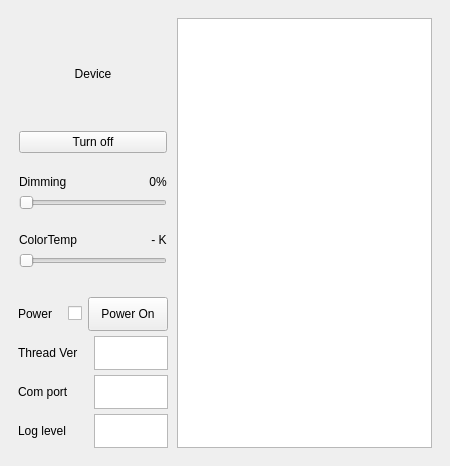
Above: res/view/light.ui from Samsung/ioter before the change. Below: the same form after it.
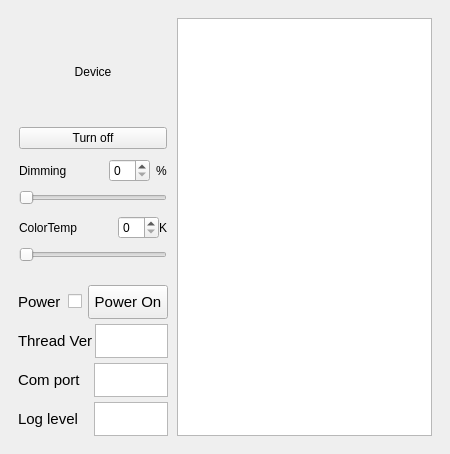
That is the form after the change.

```diff
--- a/res/view/light.ui
+++ b/res/view/light.ui
@@ -7,7 +7,7 @@
     <x>0</x>
     <y>0</y>
     <width>450</width>
-    <height>466</height>
+    <height>454</height>
    </rect>
   </property>
   <property name="windowTitle">
@@ -212,7 +212,7 @@
                 <number>0</number>
                </property>
                <item>
-                <layout class="QHBoxLayout" name="horizontalLayout_5" stretch="1,0">
+                 <layout class="QHBoxLayout" name="horizontalLayout_5" stretch="1,0,0">
                  <property name="spacing">
                   <number>6</number>
                  </property>
@@ -228,10 +228,13 @@
                     <string>Dimming</string>
                    </property>
                    <property name="alignment">
-                    <set>Qt::AlignBottom|Qt::AlignLeading|Qt::AlignLeft</set>
+                     <set>Qt::AlignLeading|Qt::AlignLeft|Qt::AlignVCenter</set>
                    </property>
                   </widget>
                  </item>
+                  <item>
+                   <widget class="QSpinBox" name="spinboxDimming"/>
+                  </item>
                  <item>
                   <widget class="QLabel" name="labelDimmingPercent">
                    <property name="sizePolicy">
@@ -241,10 +244,10 @@
                     </sizepolicy>
                    </property>
                    <property name="text">
-                    <string>0%</string>
+                     <string>%</string>
                    </property>
                    <property name="alignment">
-                    <set>Qt::AlignBottom|Qt::AlignHCenter</set>
+                     <set>Qt::AlignLeading|Qt::AlignLeft|Qt::AlignVCenter</set>
                    </property>
                   </widget>
                  </item>
@@ -274,7 +277,7 @@
                 <number>0</number>
                </property>
                <item>
-                <layout class="QHBoxLayout" name="horizontalLayout_4" stretch="1,0">
+                 <layout class="QHBoxLayout" name="horizontalLayout_4" stretch="1,0,0">
                  <item>
                   <widget class="QLabel" name="labelDeviceColor">
                    <property name="sizePolicy">
@@ -287,10 +290,13 @@
                     <string>ColorTemp</string>
                    </property>
                    <property name="alignment">
-                    <set>Qt::AlignBottom|Qt::AlignLeading|Qt::AlignLeft</set>
+                     <set>Qt::AlignLeading|Qt::AlignLeft|Qt::AlignVCenter</set>
                    </property>
                   </widget>
                  </item>
+                  <item>
+                   <widget class="QSpinBox" name="spinboxColorTemp"/>
+                  </item>
                  <item>
                   <widget class="QLabel" name="labelColorTemp">
                    <property name="sizePolicy">
@@ -300,10 +306,10 @@
                     </sizepolicy>
                    </property>
                    <property name="text">
-                    <string>- K</string>
+                     <string>K</string>
                    </property>
                    <property name="alignment">
-                    <set>Qt::AlignBottom|Qt::AlignHCenter</set>
+                     <set>Qt::AlignLeading|Qt::AlignLeft|Qt::AlignVCenter</set>
                    </property>
                   </widget>
                  </item>
@@ -334,7 +340,7 @@
              <property name="sizeHint" stdset="0">
               <size>
                <width>40</width>
-               <height>20</height>
+                <height>15</height>
               </size>
              </property>
             </spacer>
@@ -358,6 +364,11 @@
             <layout class="QHBoxLayout" name="horizontalLayout_6" stretch="1,0,0">
              <item>
               <widget class="QLabel" name="labelPower">
+                <property name="font">
+                 <font>
+                  <pointsize>11</pointsize>
+                 </font>
+                </property>
                <property name="text">
                 <string>Power</string>
                </property>
@@ -408,6 +419,11 @@
                <height>16777215</height>
               </size>
              </property>
+              <property name="font">
+               <font>
+                <pointsize>11</pointsize>
+               </font>
+              </property>
              <property name="text">
               <string>Power On</string>
              </property>
@@ -422,6 +438,11 @@
            </property>
            <item>
             <widget class="QLabel" name="labelThreadVersion">
+              <property name="font">
+               <font>
+                <pointsize>11</pointsize>
+               </font>
+              </property>
              <property name="text">
               <string>Thread Ver</string>
              </property>
@@ -447,6 +468,11 @@
                <height>16777215</height>
               </size>
              </property>
+              <property name="font">
+               <font>
+                <pointsize>11</pointsize>
+               </font>
+              </property>
             </widget>
            </item>
           </layout>
@@ -458,6 +484,11 @@
            </property>
            <item>
             <widget class="QLabel" name="labelComport">
+              <property name="font">
+               <font>
+                <pointsize>11</pointsize>
+               </font>
+              </property>
              <property name="text">
               <string>Com port</string>
              </property>
@@ -483,6 +514,11 @@
                <height>16777215</height>
               </size>
              </property>
+              <property name="font">
+               <font>
+                <pointsize>11</pointsize>
+               </font>
+              </property>
             </widget>
            </item>
           </layout>
@@ -494,6 +530,11 @@
            </property>
            <item>
             <widget class="QLabel" name="labelDebugLevel">
+              <property name="font">
+               <font>
+                <pointsize>11</pointsize>
+               </font>
+              </property>
              <property name="text">
               <string>Log level</string>
              </property>
@@ -519,6 +560,11 @@
                <height>16777215</height>
               </size>
              </property>
+              <property name="font">
+               <font>
+                <pointsize>11</pointsize>
+               </font>
+              </property>
             </widget>
            </item>
           </layout>
```
Lines whose indentation alone changed are shown as unchanged.
